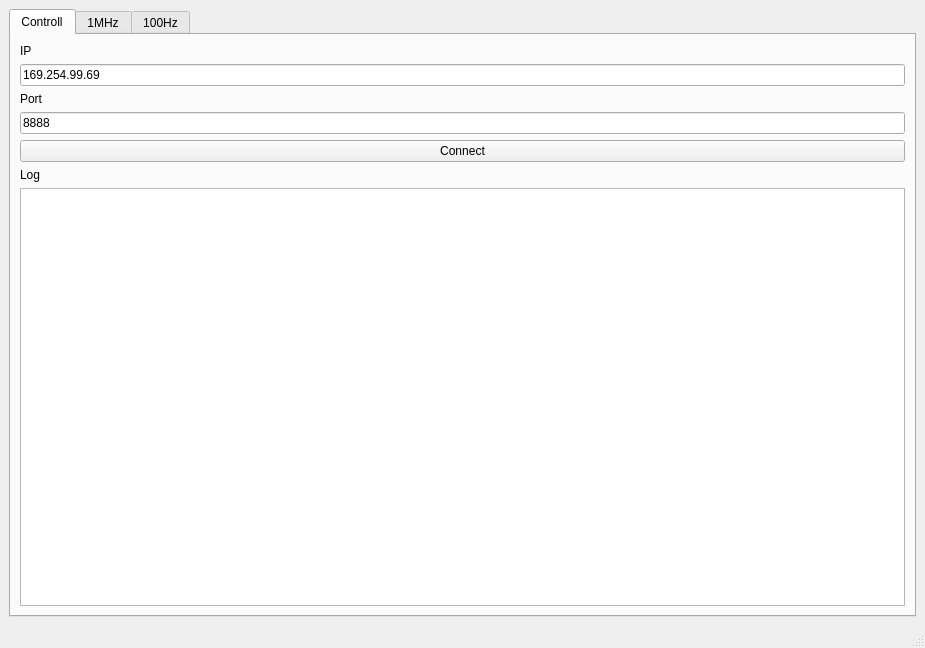
The window that mainwindow.ui (JimZGChow/openUNBrx) describes before a commit, drawn with Qt 5.
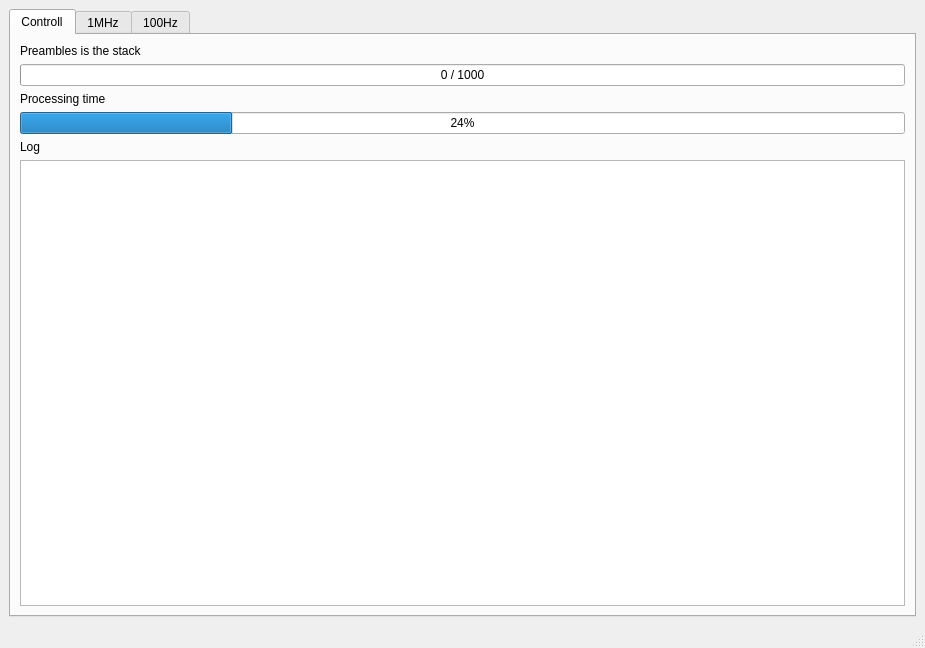
The same window after the commit. The open tabs and pages were chosen to show the change.

```diff
--- a/mainwindow.ui
+++ b/mainwindow.ui
@@ -23,6 +23,9 @@
    <layout class="QGridLayout" name="gridLayout">
     <item row="0" column="0">
      <widget class="QTabWidget" name="tabWidget">
+      <property name="enabled">
+       <bool>true</bool>
+      </property>
       <property name="sizePolicy">
        <sizepolicy hsizetype="Preferred" vsizetype="Preferred">
         <horstretch>0</horstretch>
@@ -43,35 +46,34 @@
         <item>
          <widget class="QLabel" name="label_ip">
           <property name="text">
-           <string>IP</string>
+           <string>Preambles is the stack</string>
           </property>
          </widget>
         </item>
         <item>
-         <widget class="QLineEdit" name="lineEdit_ip">
-          <property name="text">
-           <string>169.254.99.69</string>
+         <widget class="QProgressBar" name="progressBar_pr">
+          <property name="maximum">
+           <number>1000</number>
           </property>
-         </widget>
-        </item>
-        <item>
-         <widget class="QLabel" name="label_port">
-          <property name="text">
-           <string>Port</string>
+          <property name="value">
+           <number>0</number>
           </property>
+          <property name="format">
+           <string>%v / %m</string>
+          </property>
          </widget>
         </item>
         <item>
-         <widget class="QLineEdit" name="lineEdit_ip_port">
+         <widget class="QLabel" name="label_process_time">
           <property name="text">
-           <string>8888</string>
+           <string>Processing time</string>
           </property>
          </widget>
         </item>
         <item>
-         <widget class="QPushButton" name="pushButton_connect">
-          <property name="text">
-           <string>Connect</string>
+         <widget class="QProgressBar" name="progressBar_time">
+          <property name="value">
+           <number>24</number>
           </property>
          </widget>
         </item>
```
Left out of the diff: 9 changed lines with no effect on the pictures.
